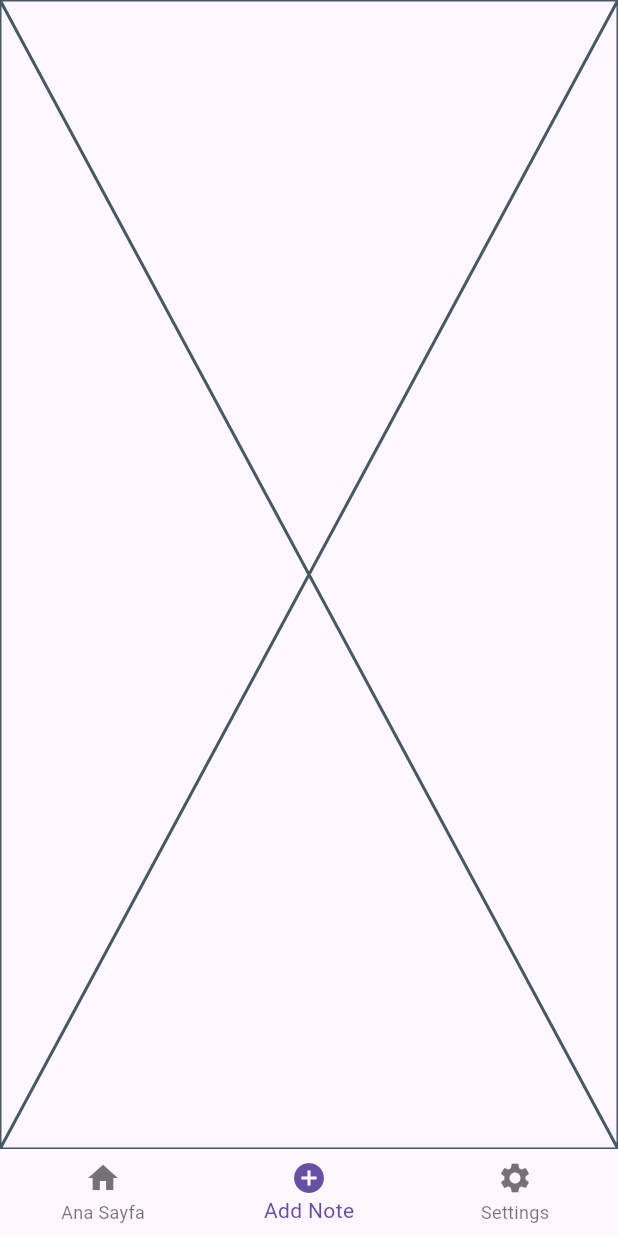
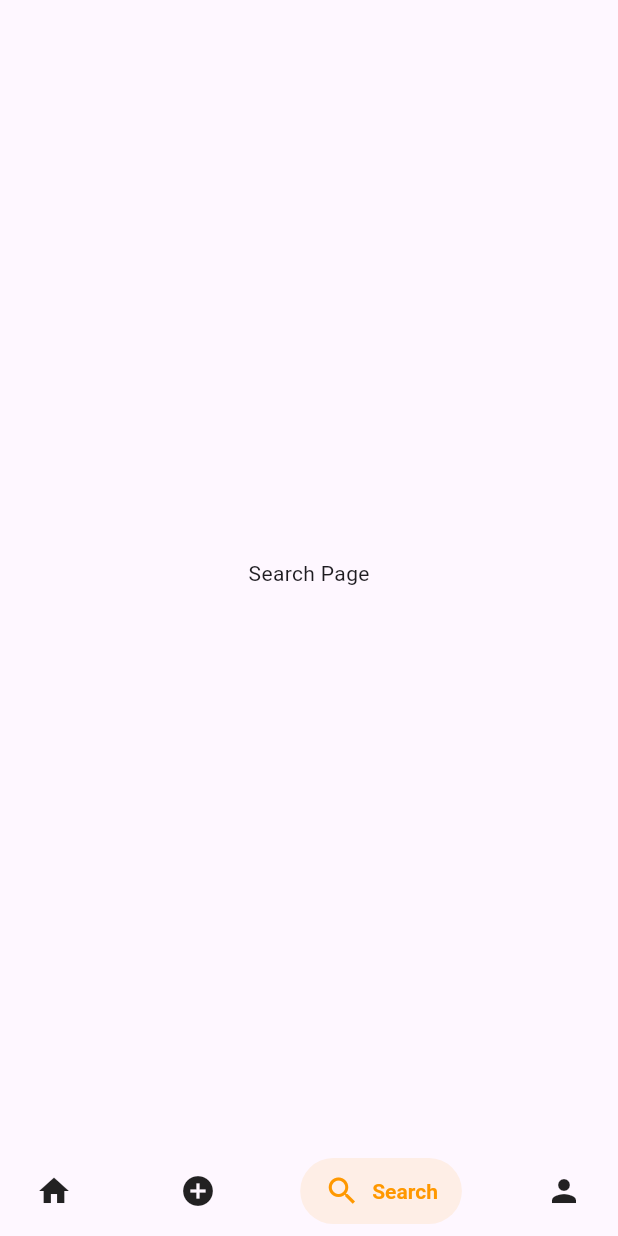
Before and after one commit to emirdmg/Memori-AI-Powered-Note-Taking-App, a Flutter app: the screen it shows after launch, item 3 of the bottom bar chosen, on a phone screen of 412 x 824 dp. Run offline on Flutter 3.47's test engine with Material 3 defaults, Android fonts, the phone set to English and light mode, and no system bars; drawn by our look-alikes of salomon_bottom_bar; our stand-ins replace flutter_svg, shared_preferences.

```diff
--- a/lib/Screens/settings_page.dart
+++ /dev/null
@@ -1,15 +0,0 @@
-import 'package:flutter/material.dart';
-
-class SettingsPage extends StatefulWidget {
-  const SettingsPage({super.key});
-
-  @override
-  State<SettingsPage> createState() => _SettingsPageState();
-}
-
-class _SettingsPageState extends State<SettingsPage> {
-  @override
-  Widget build(BuildContext context) {
-    return const Placeholder();
-  }
-}
--- a/lib/main.dart
+++ b/lib/main.dart
@@ -1,5 +1,4 @@
 import 'package:flutter/material.dart';
-import 'package:memori_ai/Screens/main_page.dart';
 import 'package:memori_ai/navigation_page.dart';
 
 void main() {
@@ -14,7 +13,9 @@ class MyApp extends StatelessWidget {
     return MaterialApp(
       debugShowCheckedModeBanner: false,
       theme: ThemeData(),
-      home: NavigationPage(),
+      home: Scaffold(
+        body: GoogleBottomBar(),
+      )
     );
   }
 }
--- a/lib/navigation_page.dart
+++ b/lib/navigation_page.dart
@@ -1,57 +1,58 @@
 import 'package:flutter/material.dart';
-import 'package:memori_ai/Screens/main_page.dart';
-import 'package:memori_ai/Screens/settings_page.dart';
-import 'package:memori_ai/Screens/add_note_page.dart';
+import 'package:memori_ai/screens/add_note_page.dart';
+import 'package:memori_ai/screens/home_page.dart';
+import 'package:memori_ai/screens/profile_page.dart';
+import 'package:memori_ai/screens/search_page.dart';
+import 'package:salomon_bottom_bar/salomon_bottom_bar.dart';
 
-class NavigationPage extends StatefulWidget {
-  const NavigationPage({super.key});
+class GoogleBottomBar extends StatefulWidget {
+  const GoogleBottomBar({super.key});
 
   @override
-  State<NavigationPage> createState() => _NavigationPageState();
+  State<GoogleBottomBar> createState() => _GoogleBottomBarState();
 }
 
-class _NavigationPageState extends State<NavigationPage> {
-
+class _GoogleBottomBarState extends State<GoogleBottomBar> {
+  final bool shouldShowNavbar = true;
   int _currentIndex = 0;
-
-  final GlobalKey<MainPageState> _mainKey = GlobalKey<MainPageState>();
-  late final List<Widget> _pages = [
-    MainPage(key: _mainKey),
-    const SettingsPage(),
+  final List<Widget> _pages = [
+    const HomePage(),
+    const AddNotePage(),
+    const SearchPage(),
+    const ProfilePage()
   ];
-
   @override
   Widget build(BuildContext context) {
     return Scaffold(
-      body: _currentIndex == 0 ? _pages[0] : _pages[1],
-      bottomNavigationBar: BottomNavigationBar(
+      body: _pages[_currentIndex],
+      bottomNavigationBar: shouldShowNavbar ? SalomonBottomBar(
         currentIndex: _currentIndex,
-        items: const [
-          BottomNavigationBarItem(icon: Icon(Icons.home), label: 'Ana Sayfa'),
-          BottomNavigationBarItem(icon: Icon(Icons.add_circle), label: 'Add Note'),
-          BottomNavigationBarItem(icon: Icon(Icons.settings), label: 'Settings'),
-        ],
-          onTap: (index) async {
-            if (index == 1) {
-              // Add Note sayfasını aç ve sonucu "aynı scope" içinde al
-              final result = await Navigator.push<Map<String, dynamic>?>(
-                context,
-                MaterialPageRoute(builder: (_) => const AddNotePage()),
-              );
-
-              // Sonuç geldiyse ana sayfadaki listeye ekle
-              if (result != null) {
-                _mainKey.currentState?.addNote(result); // NOT: addNote'un Map alacak (aşağıdaki uyarı)
-              }
-              return; // Home'da kal
-            }
-
-            // 0 -> Home, 2 -> Settings
-            setState(() {
-              _currentIndex = (index == 2) ? 1 : 0;
-            });
-          }
-      ),
+        onTap: (i) => setState(() => _currentIndex = i),
+        items: _navBarItems,
+      ) : null,
     );
   }
 }
+
+final _navBarItems = [
+  SalomonBottomBarItem(
+    icon: const Icon(Icons.home),
+    title: const Text("Home"),
+    selectedColor: Colors.purple,
+  ),
+  SalomonBottomBarItem(
+    icon: const Icon(Icons.add_circle),
+    title: const Text("Add Note"),
+    selectedColor: Colors.pink,
+  ),
+  SalomonBottomBarItem(
+    icon: const Icon(Icons.search),
+    title: const Text("Search"),
+    selectedColor: Colors.orange,
+  ),
+  SalomonBottomBarItem(
+    icon: const Icon(Icons.person),
+    title: const Text("Profile"),
+    selectedColor: Colors.teal,
+  ),
+];
--- a/lib/Screens/profile_page.dart
+++ b/lib/screens/profile_page.dart
@@ -12,7 +12,7 @@ class _ProfilePageState extends State<ProfilePage> {
   Widget build(BuildContext context) {
     return Scaffold(
       body: Center(
-        child: Text('merhaba'),
+        child: Text('Profile Page'),
       ),
     );
   }
--- /dev/null
+++ b/lib/screens/search_page.dart
@@ -0,0 +1,19 @@
+import 'package:flutter/material.dart';
+
+class SearchPage extends StatefulWidget {
+  const SearchPage({super.key});
+
+  @override
+  State<SearchPage> createState() => _SearchPageState();
+}
+
+class _SearchPageState extends State<SearchPage> {
+  @override
+  Widget build(BuildContext context) {
+    return Scaffold(
+      body: Center(
+        child: Text('Search Page'),
+      ),
+    );
+  }
+}
--- a/pubspec.yaml
+++ b/pubspec.yaml
@@ -30,6 +30,9 @@ environment:
 dependencies:
   flutter:
     sdk: flutter
+  flutter_svg: ^2.2.1
+  salomon_bottom_bar: ^3.3.2
+
 
   # The following adds the Cupertino Icons font to your application.
   # Use with the CupertinoIcons class for iOS style icons.
@@ -64,6 +67,9 @@ flutter:
   # the material Icons class.
   uses-material-design: true
 
+  assets:
+    - assets/icons/
+
   # To add assets to your application, add an assets section, like this:
   # assets:
   #   - images/a_dot_burr.jpeg
```
Also changed, not shown: lib/Screens/main_page.dart (deleted, +0 -90 lines), lib/screens/add_note_page.dart (renamed from lib/Screens/add_note_page.dart, +60 -16 lines), lib/screens/home_page.dart (added, +87 -0 lines), lib/screens/settings_page.dart (added, +14 -0 lines), lib/templates/card_view.dart (deleted, +0 -69 lines), assets/icons/save_arrow_right_filled_icon_201934.svg (added), assets/icons/save_filled_icon_199726.svg (added), pubspec.lock, 1 other file.
